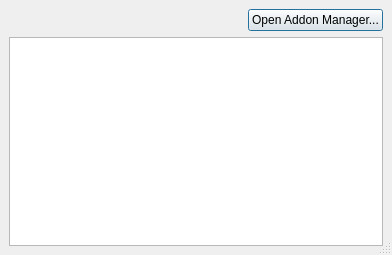
Qt form src/Gui/Dialogs/DlgPreferencePackManagement.ui (southseact-3d/fcd) before a commit.
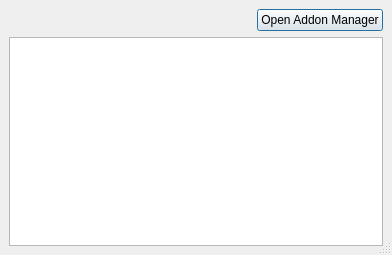
The same form after that commit.

```diff
--- a/src/Gui/Dialogs/DlgPreferencePackManagement.ui
+++ b/src/Gui/Dialogs/DlgPreferencePackManagement.ui
@@ -53,7 +53,7 @@
      <item>
       <widget class="QPushButton" name="pushButtonOpenAddonManager">
        <property name="text">
-        <string>Open Addon Manager...</string>
+        <string>Open Addon Manager</string>
        </property>
       </widget>
      </item>
```
